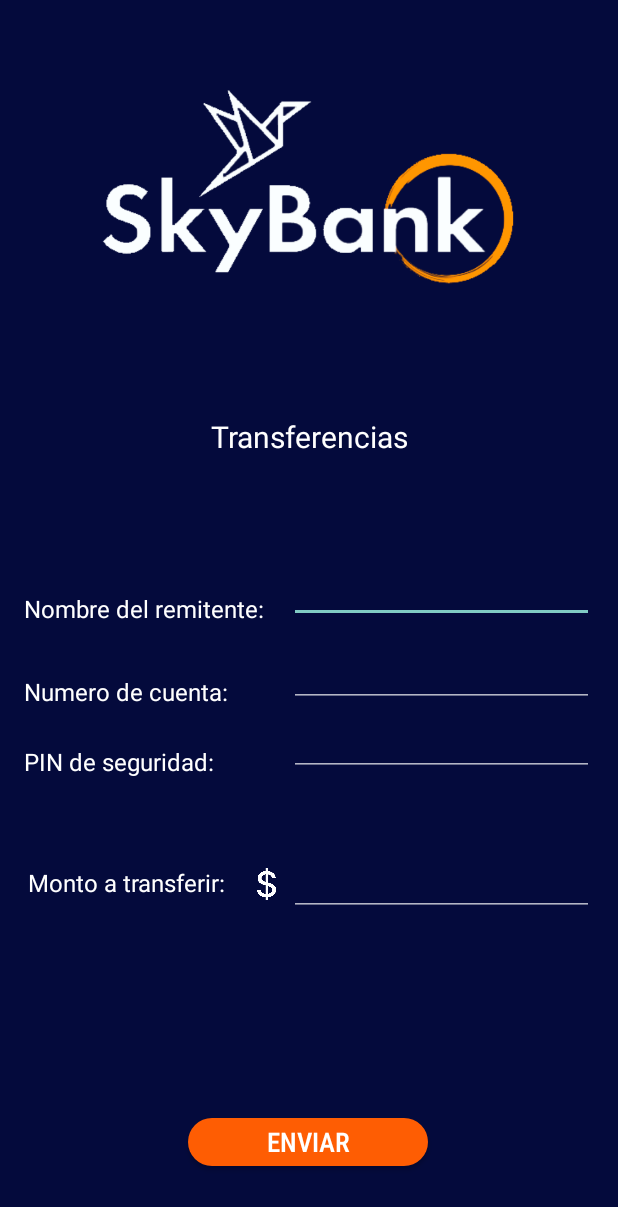
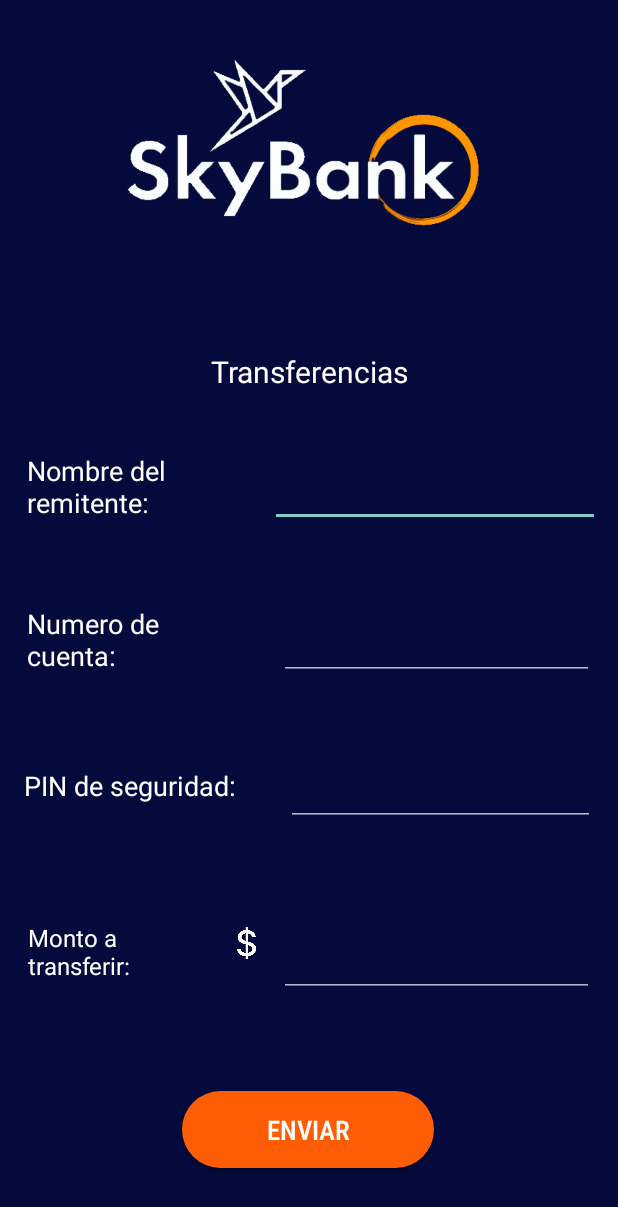
Before and after one commit to SkyBank-App/AppMobile3, an Android app: the fragment SlideshowFragment shown on its own in the app's theme, on a phone screen of 412 x 824 dp. Shown: the top 1207 px of the screen. Run offline under Robolectric (Android 15) with nearby library versions, the light colour scheme and no system bars.

Commit message:
Todos los logos de skybank tienen la misma medida

```diff
--- a/app/src/main/res/layout/fragment_slideshow.xml
+++ b/app/src/main/res/layout/fragment_slideshow.xml
@@ -8,10 +8,22 @@
     android:background="@drawable/ic_launcher_background"
     android:backgroundTint="@color/DarkBlue">
 
+    <ImageView
+        android:id="@+id/imageView9"
+        android:layout_width="370dp"
+        android:layout_height="162dp"
+        android:src="@drawable/skybanklogo"
+        app:layout_constraintBottom_toBottomOf="parent"
+        app:layout_constraintEnd_toEndOf="parent"
+        app:layout_constraintHorizontal_bias="0.41"
+        app:layout_constraintStart_toStartOf="parent"
+        app:layout_constraintTop_toTopOf="parent"
+        app:layout_constraintVertical_bias="0.028" />
+
     <Button
         android:id="@+id/btnloginL5"
-        android:layout_width="160dp"
-        android:layout_height="32dp"
+        android:layout_width="168dp"
+        android:layout_height="51dp"
         android:background="@drawable/btn_orange"
         android:backgroundTint="@android:color/transparent"
         android:backgroundTintMode="add"
@@ -33,19 +45,6 @@
         app:layout_constraintVertical_bias="0.941"
         app:rippleColor="@color/black" />
 
-    <ImageView
-        android:id="@+id/imageView18"
-        android:layout_width="310dp"
-        android:layout_height="203dp"
-        android:layout_marginTop="28dp"
-        app:layout_constraintBottom_toBottomOf="parent"
-        app:layout_constraintEnd_toEndOf="parent"
-        app:layout_constraintHorizontal_bias="0.495"
-        app:layout_constraintStart_toStartOf="parent"
-        app:layout_constraintTop_toTopOf="parent"
-        app:layout_constraintVertical_bias="0.0"
-        app:srcCompat="@drawable/skybanklogo" />
-
     <TextView
         android:id="@+id/textView30"
         android:layout_width="wrap_content"
@@ -57,21 +56,21 @@
         app:layout_constraintEnd_toEndOf="parent"
         app:layout_constraintStart_toStartOf="parent"
         app:layout_constraintTop_toTopOf="parent"
-        app:layout_constraintVertical_bias="0.348" />
+        app:layout_constraintVertical_bias="0.294" />
 
     <TextView
         android:id="@+id/textView31"
-        android:layout_width="wrap_content"
-        android:layout_height="wrap_content"
+        android:layout_width="131dp"
+        android:layout_height="63dp"
         android:text="Nombre del remitente:"
         android:textColor="#ffffff"
-        android:textSize="16sp"
+        android:textSize="18sp"
         app:layout_constraintBottom_toBottomOf="parent"
         app:layout_constraintEnd_toEndOf="parent"
-        app:layout_constraintHorizontal_bias="0.063"
+        app:layout_constraintHorizontal_bias="0.064"
         app:layout_constraintStart_toStartOf="parent"
         app:layout_constraintTop_toTopOf="parent"
-        app:layout_constraintVertical_bias="0.492" />
+        app:layout_constraintVertical_bias="0.396" />
 
     <ImageView
         android:id="@+id/imageView20"
@@ -79,103 +78,104 @@
         android:layout_height="21dp"
         app:layout_constraintBottom_toBottomOf="parent"
         app:layout_constraintEnd_toEndOf="parent"
-        app:layout_constraintHorizontal_bias="0.425"
+        app:layout_constraintHorizontal_bias="0.391"
         app:layout_constraintStart_toStartOf="parent"
         app:layout_constraintTop_toTopOf="parent"
-        app:layout_constraintVertical_bias="0.721"
+        app:layout_constraintVertical_bias="0.77"
         app:srcCompat="@drawable/dollar" />
 
     <TextView
         android:id="@+id/textView34"
-        android:layout_width="wrap_content"
-        android:layout_height="wrap_content"
+        android:layout_width="120dp"
+        android:layout_height="51dp"
         android:text="Monto a transferir:"
+        android:textAlignment="viewStart"
         android:textColor="#ffffff"
         android:textSize="16sp"
         app:layout_constraintBottom_toBottomOf="parent"
         app:layout_constraintEnd_toEndOf="parent"
-        app:layout_constraintHorizontal_bias="0.067"
+        app:layout_constraintHorizontal_bias="0.065"
         app:layout_constraintStart_toStartOf="parent"
         app:layout_constraintTop_toTopOf="parent"
-        app:layout_constraintVertical_bias="0.72" />
+        app:layout_constraintVertical_bias="0.795" />
 
     <TextView
         android:id="@+id/textView32"
-        android:layout_width="wrap_content"
-        android:layout_height="wrap_content"
+        android:layout_width="142dp"
+        android:layout_height="55dp"
         android:text="Numero de cuenta:"
         android:textColor="#ffffff"
-        android:textSize="16sp"
+        android:textSize="18sp"
         app:layout_constraintBottom_toBottomOf="parent"
         app:layout_constraintEnd_toEndOf="parent"
-        app:layout_constraintHorizontal_bias="0.057"
+        app:layout_constraintHorizontal_bias="0.066"
         app:layout_constraintStart_toStartOf="parent"
         app:layout_constraintTop_toTopOf="parent"
-        app:layout_constraintVertical_bias="0.561" />
+        app:layout_constraintVertical_bias="0.525" />
 
     <TextView
         android:id="@+id/textView33"
-        android:layout_width="wrap_content"
-        android:layout_height="wrap_content"
+        android:layout_width="149dp"
+        android:layout_height="32dp"
         android:text="PIN de seguridad:"
         android:textColor="#ffffff"
-        android:textSize="16sp"
+        android:textSize="18sp"
         app:layout_constraintBottom_toBottomOf="parent"
         app:layout_constraintEnd_toEndOf="parent"
-        app:layout_constraintHorizontal_bias="0.056"
+        app:layout_constraintHorizontal_bias="0.061"
         app:layout_constraintStart_toStartOf="parent"
         app:layout_constraintTop_toTopOf="parent"
-        app:layout_constraintVertical_bias="0.619" />
+        app:layout_constraintVertical_bias="0.646" />
 
     <EditText
         android:id="@+id/editTextTextPersonName"
-        android:layout_width="203dp"
-        android:layout_height="32dp"
+        android:layout_width="220dp"
+        android:layout_height="50dp"
         android:ems="10"
         android:inputType="textPersonName"
         app:layout_constraintBottom_toBottomOf="parent"
         app:layout_constraintEnd_toEndOf="parent"
-        app:layout_constraintHorizontal_bias="0.923"
+        app:layout_constraintHorizontal_bias="0.937"
         app:layout_constraintStart_toStartOf="parent"
         app:layout_constraintTop_toTopOf="parent"
-        app:layout_constraintVertical_bias="0.484" />
+        app:layout_constraintVertical_bias="0.389" />
 
     <EditText
         android:id="@+id/editTextNumber"
-        android:layout_width="203dp"
-        android:layout_height="32dp"
+        android:layout_width="210dp"
+        android:layout_height="50dp"
         android:ems="10"
         android:inputType="number"
         app:layout_constraintBottom_toBottomOf="parent"
         app:layout_constraintEnd_toEndOf="parent"
-        app:layout_constraintHorizontal_bias="0.923"
+        app:layout_constraintHorizontal_bias="0.92"
         app:layout_constraintStart_toStartOf="parent"
         app:layout_constraintTop_toTopOf="parent"
-        app:layout_constraintVertical_bias="0.555" />
+        app:layout_constraintVertical_bias="0.521" />
 
     <EditText
         android:id="@+id/editTextTextPersonName2"
-        android:layout_width="203dp"
-        android:layout_height="32dp"
+        android:layout_width="206dp"
+        android:layout_height="50dp"
         android:ems="10"
         android:inputType="textPersonName"
         app:layout_constraintBottom_toBottomOf="parent"
         app:layout_constraintEnd_toEndOf="parent"
-        app:layout_constraintHorizontal_bias="0.923"
+        app:layout_constraintHorizontal_bias="0.926"
         app:layout_constraintStart_toStartOf="parent"
         app:layout_constraintTop_toTopOf="parent"
-        app:layout_constraintVertical_bias="0.613" />
+        app:layout_constraintVertical_bias="0.647" />
 
     <EditText
         android:id="@+id/editTextNumberDecimal"
-        android:layout_width="203dp"
-        android:layout_height="32dp"
+        android:layout_width="210dp"
+        android:layout_height="50dp"
         android:ems="10"
         android:inputType="numberDecimal"
         app:layout_constraintBottom_toBottomOf="parent"
         app:layout_constraintEnd_toEndOf="parent"
-        app:layout_constraintHorizontal_bias="0.923"
+        app:layout_constraintHorizontal_bias="0.92"
         app:layout_constraintStart_toStartOf="parent"
         app:layout_constraintTop_toTopOf="parent"
-        app:layout_constraintVertical_bias="0.731" />
+        app:layout_constraintVertical_bias="0.794" />
 </androidx.constraintlayout.widget.ConstraintLayout>
--- a/app/src/main/res/navigation/mobile_navigation.xml
+++ b/app/src/main/res/navigation/mobile_navigation.xml
@@ -32,4 +32,9 @@
         android:name="com.example.skybank3.EstadoCuenta"
         android:label="fragment_estado_cuenta"
         tools:layout="@layout/fragment_estado_cuenta" />
+    <fragment
+        android:id="@+id/citasRecibidas"
+        android:name="com.example.skybank3.CitasRecibidas"
+        android:label="fragment_citas_recibidas"
+        tools:layout="@layout/fragment_citas_recibidas" />
 </navigation>
```
Also changed, not shown: app/src/main/res/layout/fragment_estado_cuenta.xml (+12 -13 lines), app/src/main/res/layout/fragment_gallery.xml (+6 -7 lines), app/src/main/res/layout/fragment_menu_cajero.xml (+12 -12 lines).
